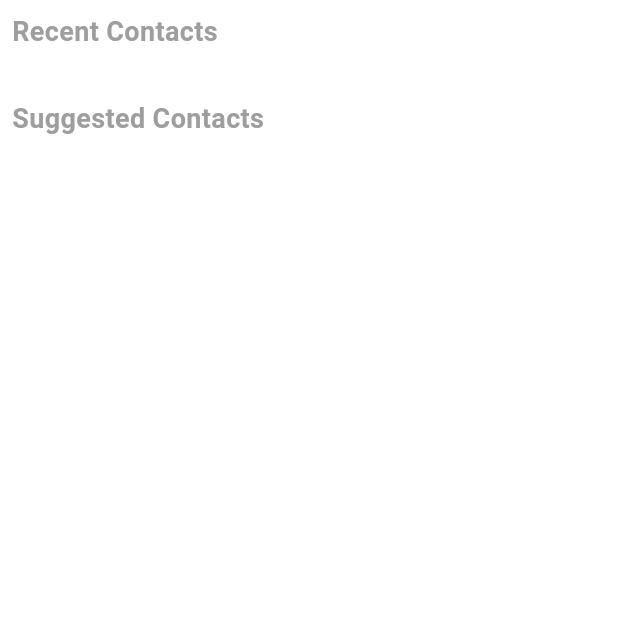
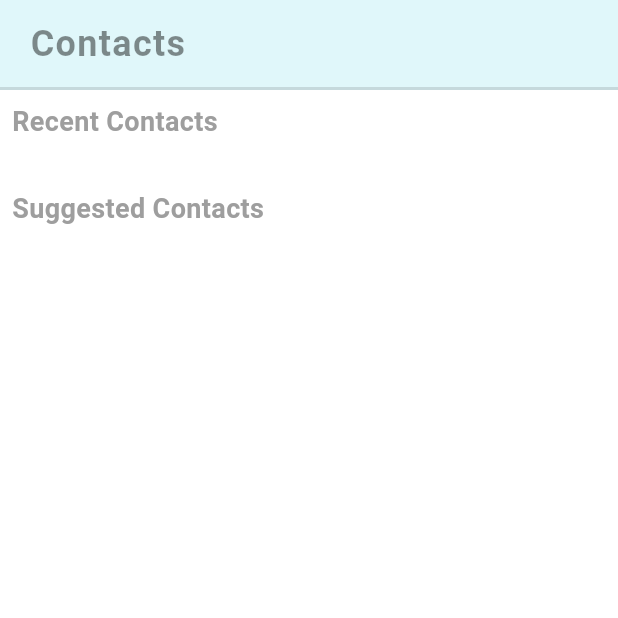
Before and after one commit to Aabro098/edventure, a Flutter app: the FriendScreen screen opened directly, on a phone screen of 412 x 824 dp, the top half of it. Run offline on Flutter 3.47's test engine with Material 3 defaults, Android fonts, the phone set to English and light mode, and no system bars; our stand-ins replace curved_navigation_bar, flutter_map, latlong2, location, shared_preferences; missing offline and left inert: flutter_map_cancellable_tile_provider; accounts and stored records are empty; network calls fail.

Commit message:
starting the project for the day

```diff
--- a/lib/Screens/Friends/friend_screen.dart
+++ b/lib/Screens/Friends/friend_screen.dart
@@ -1,4 +1,5 @@
 
+import 'package:edventure/Widgets/app_bar.dart';
 import 'package:flutter/material.dart';
 
 class FriendScreen extends StatefulWidget {
@@ -14,6 +15,7 @@ class _FriendScreenState extends State<FriendScreen> {
   @override
   Widget build(BuildContext context) {
     return const Scaffold(
+      appBar: CustomAppBar(pagename: ['Contacts'], selectedIndex: 0),
       body: CustomScrollView(
         slivers: [
           ConstantText(text: 'Recent Contacts',),
--- a/lib/Screens/Search Screen/search_screen.dart
+++ b/lib/Screens/Search Screen/search_screen.dart
@@ -1,6 +1,5 @@
 import 'package:edventure/Services/api_services.dart';
 import 'package:flutter/material.dart';
-import 'package:edventure/Widgets/app_bar.dart';
 import 'package:edventure/Widgets/friend_card.dart';
 import '../../models/user.dart';
 import '../Profile Screen/view_profile.dart';
@@ -45,7 +44,6 @@ class _SearchScreenState extends State<SearchScreen> {
   Widget build(BuildContext context) {
     return SafeArea(
       child: Scaffold(
-        appBar: CustomAppBar(pagename: ['Search'], selectedIndex: 0),
         body: Padding(
           padding: const EdgeInsets.all(8.0),
           child: Column(
```
Also changed, not shown: lib/Navigation/nav_screen.dart (+4 -4 lines).
